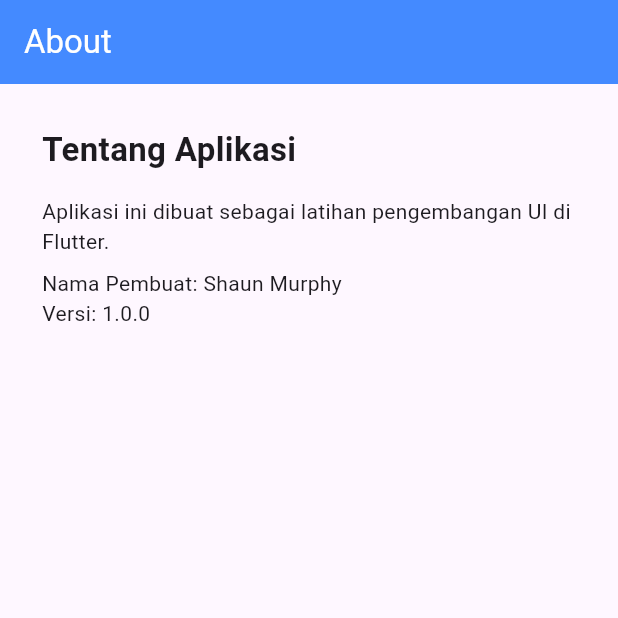
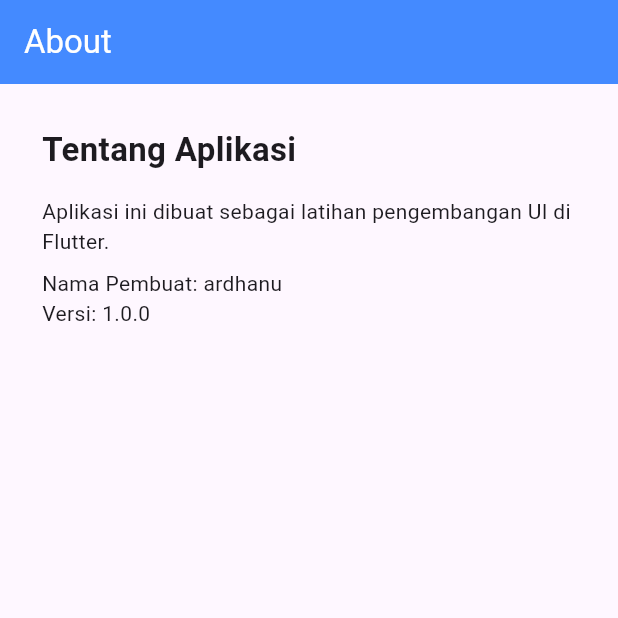
Before and after one commit to ardhanu-code/ppkd_b_2, a Flutter app: the screen it shows after launch, item 2 of the bottom bar chosen, on a phone screen of 412 x 824 dp, the top half of it. Run offline on Flutter 3.47's test engine with Material 3 defaults, Android fonts, the phone set to English and light mode, and no system bars; our stand-ins replace faker.

Commit message:
tugas 8 flutter

```diff
--- a/lib/tugas_7_flutter/tugas_7-8_flutter.dart
+++ b/lib/tugas_7_flutter/tugas_7-8_flutter.dart
@@ -23,7 +23,7 @@ class _TugasTujuhState extends State<TugasTujuh> {
     TugasTujuhD(),
     TugasTujuhE(),
   ];
-
+  //===================Tugas 8=========================
   final aboutScreen = const Padding(
     padding: EdgeInsets.all(16.0),
     child: Column(
@@ -36,12 +36,12 @@ class _TugasTujuhState extends State<TugasTujuh> {
         SizedBox(height: 16),
         Text('Aplikasi ini dibuat sebagai latihan pengembangan UI di Flutter.'),
         SizedBox(height: 8),
-        Text('Nama Pembuat: Shaun Murphy'),
+        Text('Nama Pembuat: ardhanu'),
         Text('Versi: 1.0.0'),
       ],
     ),
   );
-
+  //===================Tugas 8=========================
   @override
   Widget build(BuildContext context) {
     final isHomeTab = _bottomNavIndex == 0;
@@ -129,6 +129,7 @@ class _TugasTujuhState extends State<TugasTujuh> {
               )
               : null,
       body: Padding(padding: const EdgeInsets.all(12.0), child: screenContent),
+      //===================Tugas 8=========================
       bottomNavigationBar: BottomNavigationBar(
         currentIndex: _bottomNavIndex,
         onTap: (index) {
@@ -144,6 +145,7 @@ class _TugasTujuhState extends State<TugasTujuh> {
           ),
         ],
       ),
+      //===================Tugas 8=========================
     );
   }
 }
```
Also changed, not shown: lib/constant/text.dart (added, +8 -0 lines).
